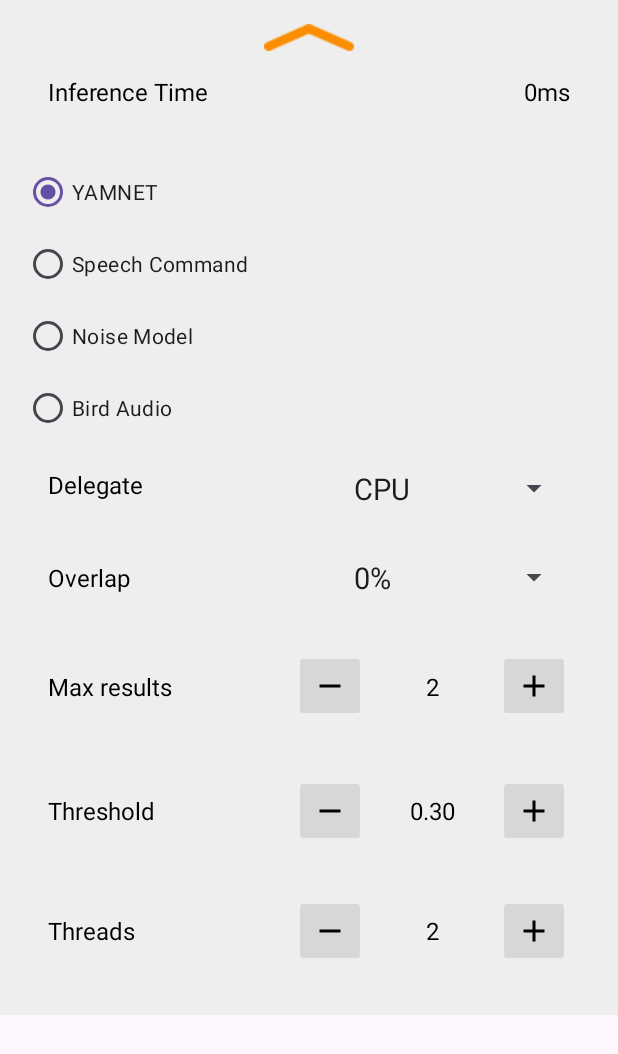
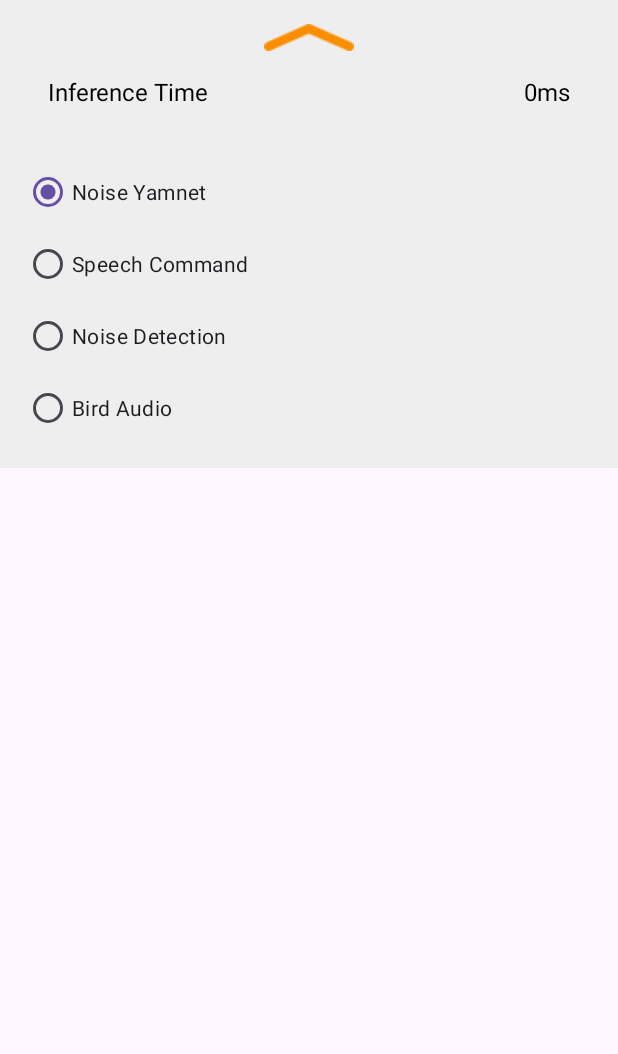
Before and after one commit to anantyan/TfLiteExample, an Android app: the layout controls_bottom_sheets_audio.xml on its own in the app's theme, with its tools: preview values and no code run, on a phone screen of 412 x 824 dp. Shown: the top 1054 px of the screen. Run offline under Robolectric (Android 15) with nearby library versions, the phone set to English and light mode, and no system bars.

Commit message:
Update setting default Thread, Threshold, Max Result

```diff
--- a/app/src/main/java/id/anantyan/tfliteexample/helper/ImageClassificationHelper.kt
+++ b/app/src/main/java/id/anantyan/tfliteexample/helper/ImageClassificationHelper.kt
@@ -13,9 +13,9 @@ import org.tensorflow.lite.task.vision.detector.Detection
 import org.tensorflow.lite.task.vision.detector.ObjectDetector
 
 class ImageClassificationHelper(
-    var threshold: Float = 0.5f,
-    var numThreads: Int = 2,
-    var maxResults: Int = 3,
+    var threshold: Float = 0.1f,
+    var numThreads: Int = 4,
+    var maxResults: Int = 1,
     var currentDelegate: Int = 0,
     var currentModel: Int = 0,
     val context: Context,
--- a/app/src/main/java/id/anantyan/tfliteexample/ui/AudioProbabilitiesAdapter.kt
+++ b/app/src/main/java/id/anantyan/tfliteexample/ui/AudioProbabilitiesAdapter.kt
@@ -50,11 +50,8 @@ class AudioProbabilitiesAdapter : ListAdapter<Category, AudioProbabilitiesAdapte
         fun bind(label: String, score: Float, index: Int) {
             with(binding) {
                 labelTextView.text = label
-
                 progressBar.progressBackgroundTintList = ColorStateList.valueOf(backgroundProgressColorList[index % backgroundProgressColorList.size])
-
                 progressBar.progressTintList = ColorStateList.valueOf(primaryProgressColorList[index % primaryProgressColorList.size])
-
                 val newValue = (score * 100).toInt()
                 progressBar.setProgress(newValue, true)
             }
--- a/app/src/main/res/layout/controls_bottom_sheets_audio.xml
+++ b/app/src/main/res/layout/controls_bottom_sheets_audio.xml
@@ -68,7 +68,7 @@
                 android:layout_width="wrap_content"
                 android:layout_height="wrap_content"
                 android:checked="true"
-                android:text="YAMNET"/>
+                android:text="Noise Yamnet"/>
 
             <RadioButton
                 android:id="@+id/speech_command"
@@ -80,7 +80,7 @@
                 android:id="@+id/noise_model"
                 android:layout_width="match_parent"
                 android:layout_height="wrap_content"
-                android:text="Noise Model" />
+                android:text="Noise Detection" />
 
             <RadioButton
                 android:id="@+id/bird_model"
@@ -93,49 +93,51 @@
         <RelativeLayout
             android:layout_width="match_parent"
             android:layout_height="wrap_content"
-            android:layout_margin="@dimen/margin_default">
+            android:layout_margin="@dimen/margin_default"
+            android:visibility="gone">
 
             <TextView
-                android:text="@string/label_delegate"
                 android:layout_width="wrap_content"
                 android:layout_height="wrap_content"
-                android:textSize="@dimen/label_text_size"
-                android:textColor="@color/black" />
+                android:text="@string/label_delegate"
+                android:textColor="@color/black"
+                android:textSize="@dimen/label_text_size" />
 
             <androidx.appcompat.widget.AppCompatSpinner
                 android:id="@+id/spinner_delegate"
                 android:layout_width="wrap_content"
                 android:layout_height="wrap_content"
+                android:layout_alignParentRight="true"
+                android:entries="@array/delegate_spinner_titles_audio"
                 android:minWidth="@dimen/spinner_min_width"
                 android:spinnerMode="dropdown"
-                android:theme="@style/BottomSheetSpinnerItemStyle"
-                android:layout_alignParentRight="true"
-                android:entries="@array/delegate_spinner_titles_audio"/>
+                android:theme="@style/BottomSheetSpinnerItemStyle" />
 
         </RelativeLayout>
 
         <RelativeLayout
             android:layout_width="match_parent"
             android:layout_height="wrap_content"
-            android:layout_margin="@dimen/margin_default">
+            android:layout_margin="@dimen/margin_default"
+            android:visibility="gone">
 
             <TextView
-                android:text="@string/label_overlap"
                 android:layout_width="wrap_content"
                 android:layout_height="wrap_content"
-                android:textSize="@dimen/label_text_size"
                 android:layout_centerVertical="true"
-                android:textColor="@color/black" />
+                android:text="@string/label_overlap"
+                android:textColor="@color/black"
+                android:textSize="@dimen/label_text_size" />
 
             <androidx.appcompat.widget.AppCompatSpinner
                 android:id="@+id/spinner_overlap"
                 android:layout_width="wrap_content"
                 android:layout_height="wrap_content"
+                android:layout_alignParentRight="true"
+                android:entries="@array/overlap_spinner_titles"
                 android:minWidth="@dimen/spinner_min_width"
                 android:spinnerMode="dropdown"
-                android:theme="@style/BottomSheetSpinnerItemStyle"
-                android:layout_alignParentRight="true"
-                android:entries="@array/overlap_spinner_titles"/>
+                android:theme="@style/BottomSheetSpinnerItemStyle" />
         </RelativeLayout>
 
         <!-- Number of max results adjustment row -->
@@ -144,22 +146,23 @@
             android:layout_height="wrap_content"
             android:layout_margin="@dimen/margin_default"
             android:gravity="center"
-            android:orientation="horizontal">
+            android:orientation="horizontal"
+            android:visibility="gone">
 
             <TextView
                 android:layout_width="wrap_content"
                 android:layout_height="wrap_content"
+                android:layout_centerVertical="true"
                 android:text="@string/label_max_results"
-                android:layout_centerVertical="true"
-                android:textSize="@dimen/label_text_size"
-                android:textColor="@color/black" />
+                android:textColor="@color/black"
+                android:textSize="@dimen/label_text_size" />
+
             <LinearLayout
                 android:layout_width="wrap_content"
                 android:layout_height="wrap_content"
                 android:layout_alignParentRight="true"
                 android:gravity="center_vertical"
-                android:orientation="horizontal"
-                >
+                android:orientation="horizontal">
 
                 <androidx.appcompat.widget.AppCompatImageButton
                     android:id="@+id/results_minus"
@@ -175,7 +178,7 @@
                     android:layout_margin="@dimen/margin_default"
                     android:gravity="center"
                     android:minEms="3"
-                    android:text="2"
+                    android:text="1"
                     android:textColor="@color/black"
                     android:textSize="@dimen/label_text_size" />
 
@@ -184,7 +187,7 @@
                     android:layout_width="@dimen/control_btn_size"
                     android:layout_height="@dimen/control_btn_size"
                     android:contentDescription=""
-                    android:src="@drawable/ic_plus"  />
+                    android:src="@drawable/ic_plus" />
             </LinearLayout>
         </RelativeLayout>
 
@@ -194,22 +197,23 @@
             android:layout_height="wrap_content"
             android:layout_margin="@dimen/margin_default"
             android:gravity="center"
-            android:orientation="horizontal">
+            android:orientation="horizontal"
+            android:visibility="gone">
 
             <TextView
                 android:layout_width="wrap_content"
                 android:layout_height="wrap_content"
+                android:layout_centerVertical="true"
                 android:text="@string/label_confidence_threshold"
-                android:layout_centerVertical="true"
-                android:textSize="@dimen/label_text_size"
-                android:textColor="@color/black" />
+                android:textColor="@color/black"
+                android:textSize="@dimen/label_text_size" />
+
             <LinearLayout
                 android:layout_width="wrap_content"
                 android:layout_height="wrap_content"
                 android:layout_alignParentRight="true"
                 android:gravity="center_vertical"
-                android:orientation="horizontal"
-                >
+                android:orientation="horizontal">
 
                 <androidx.appcompat.widget.AppCompatImageButton
                     android:id="@+id/threshold_minus"
@@ -226,7 +230,7 @@
                     android:layout_marginRight="@dimen/margin_default"
                     android:gravity="center"
                     android:minEms="3"
-                    android:text="0.30"
+                    android:text="0.10"
                     android:textColor="@color/black"
                     android:textSize="@dimen/label_text_size" />
 
@@ -235,7 +239,7 @@
                     android:layout_width="@dimen/control_btn_size"
                     android:layout_height="@dimen/control_btn_size"
                     android:contentDescription="@string/alt_threshold_button_plus"
-                    android:src="@drawable/ic_plus"  />
+                    android:src="@drawable/ic_plus" />
             </LinearLayout>
         </RelativeLayout>
 
@@ -245,22 +249,23 @@
             android:layout_height="wrap_content"
             android:layout_margin="@dimen/margin_default"
             android:gravity="center"
-            android:orientation="horizontal">
+            android:orientation="horizontal"
+            android:visibility="gone">
 
             <TextView
                 android:layout_width="wrap_content"
                 android:layout_height="wrap_content"
+                android:layout_centerVertical="true"
                 android:text="@string/label_threads"
-                android:layout_centerVertical="true"
-                android:textSize="@dimen/label_text_size"
-                android:textColor="@color/black" />
+                android:textColor="@color/black"
+                android:textSize="@dimen/label_text_size" />
+
             <LinearLayout
                 android:layout_width="wrap_content"
                 android:layout_height="wrap_content"
                 android:layout_alignParentRight="true"
                 android:gravity="center_vertical"
-                android:orientation="horizontal"
-                >
+                android:orientation="horizontal">
 
                 <androidx.appcompat.widget.AppCompatImageButton
                     android:id="@+id/threads_minus"
@@ -277,7 +282,7 @@
                     android:layout_marginRight="@dimen/margin_default"
                     android:gravity="center"
                     android:minEms="3"
-                    android:text="2"
+                    android:text="4"
                     android:textColor="@color/black"
                     android:textSize="@dimen/label_text_size" />
 
@@ -286,7 +291,7 @@
                     android:layout_width="@dimen/control_btn_size"
                     android:layout_height="@dimen/control_btn_size"
                     android:contentDescription="@string/alt_bottom_sheet_thread_button_plus"
-                    android:src="@drawable/ic_plus"  />
+                    android:src="@drawable/ic_plus" />
             </LinearLayout>
         </RelativeLayout>
 
```
Also changed, not shown: app/src/main/java/id/anantyan/tfliteexample/MainActivity.kt (+7 -3 lines), app/src/main/java/id/anantyan/tfliteexample/helper/AudioClassificationHelper.kt (+5 -5 lines), app/src/main/java/id/anantyan/tfliteexample/ui/AudioFragment.kt (+18 -26 lines), app/src/main/res/layout/controls_bottom_sheets_image.xml (+36 -30 lines).
